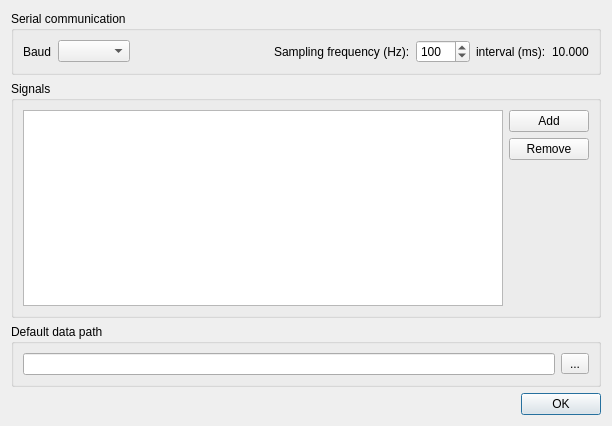
Old version of the form ui/configuration_dialog.ui in the repository antgon/pydaq.
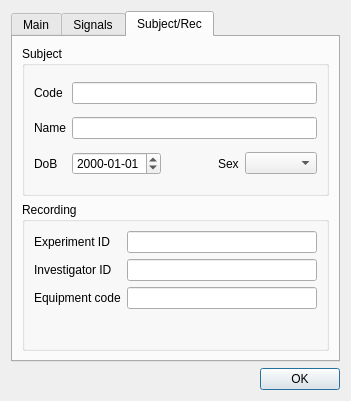
New version of the form. The open tabs and pages were chosen to show the change.

The edit to the form file:
```diff
--- a/ui/configuration_dialog.ui
+++ b/ui/configuration_dialog.ui
@@ -6,8 +6,8 @@
    <rect>
     <x>0</x>
     <y>0</y>
-    <width>612</width>
-    <height>426</height>
+    <width>351</width>
+    <height>401</height>
    </rect>
   </property>
   <property name="focusPolicy">
@@ -16,50 +16,41 @@
   <property name="windowTitle">
    <string>Configuration</string>
   </property>
-  <layout class="QGridLayout" name="gridLayout">
+  <layout class="QGridLayout" name="gridLayout_3">
    <item row="0" column="0">
+    <widget class="QTabWidget" name="tabWidget">
+     <property name="currentIndex">
+      <number>0</number>
+     </property>
+     <widget class="QWidget" name="mainTab">
+      <attribute name="title">
+       <string>Main</string>
+      </attribute>
+      <layout class="QVBoxLayout" name="verticalLayout">
+       <item>
     <widget class="QGroupBox" name="groupBox_2">
      <property name="title">
       <string>Serial communication</string>
      </property>
-     <layout class="QHBoxLayout" name="horizontalLayout_4" stretch="0,1,0">
-      <item>
-       <layout class="QHBoxLayout" name="horizontalLayout_5" stretch="1,1">
-        <item>
+         <layout class="QGridLayout" name="gridLayout_2">
+          <item row="0" column="0">
          <widget class="QLabel" name="baudLabel">
           <property name="text">
            <string>Baud</string>
           </property>
          </widget>
         </item>
-        <item>
+          <item row="0" column="1">
          <widget class="QComboBox" name="baudComboBox"/>
         </item>
-       </layout>
-      </item>
-      <item>
-       <spacer name="horizontalSpacer">
-        <property name="orientation">
-         <enum>Qt::Horizontal</enum>
-        </property>
-        <property name="sizeHint" stdset="0">
-         <size>
-          <width>40</width>
-          <height>20</height>
-         </size>
-        </property>
-       </spacer>
-      </item>
-      <item>
-       <layout class="QHBoxLayout" name="horizontalLayout_3" stretch="1,1,1,1">
-        <item>
+          <item row="1" column="0">
          <widget class="QLabel" name="samplFreqLabel">
           <property name="text">
-           <string>Sampling frequency (Hz):</string>
+             <string>Sampling frequency (Hz)</string>
           </property>
          </widget>
         </item>
-        <item>
+          <item row="1" column="1">
          <widget class="QSpinBox" name="samplFreqSpinBox">
           <property name="minimum">
            <number>1</number>
@@ -72,14 +63,14 @@
           </property>
          </widget>
         </item>
-        <item>
+          <item row="2" column="0">
          <widget class="QLabel" name="label">
           <property name="text">
-           <string>interval (ms):</string>
+             <string>Sampling interval (ms)</string>
           </property>
          </widget>
         </item>
-        <item>
+          <item row="2" column="1">
          <widget class="QLabel" name="samplIntervalLabel">
           <property name="text">
            <string>10.000</string>
@@ -87,16 +78,92 @@
          </widget>
         </item>
        </layout>
-      </item>
-     </layout>
-    </widget>
-   </item>
-   <item row="1" column="0">
-    <widget class="QGroupBox" name="groupBox">
+        </widget>
+       </item>
+       <item>
+        <widget class="QGroupBox" name="dataPathGroupBox">
      <property name="title">
+          <string>Save data</string>
+         </property>
+         <property name="flat">
+          <bool>true</bool>
+         </property>
+         <layout class="QGridLayout" name="gridLayout">
+          <item row="0" column="0">
+           <widget class="QLabel" name="label_6">
+            <property name="text">
+             <string>Default data path</string>
+            </property>
+           </widget>
+          </item>
+          <item row="0" column="1">
+           <widget class="QLineEdit" name="pathLineEdit">
+            <property name="sizePolicy">
+             <sizepolicy hsizetype="Minimum" vsizetype="Fixed">
+              <horstretch>0</horstretch>
+              <verstretch>0</verstretch>
+             </sizepolicy>
+            </property>
+            <property name="readOnly">
+             <bool>true</bool>
+            </property>
+           </widget>
+          </item>
+          <item row="0" column="2">
+           <widget class="QToolButton" name="pathToolButton">
+            <property name="sizePolicy">
+             <sizepolicy hsizetype="Fixed" vsizetype="Fixed">
+              <horstretch>0</horstretch>
+              <verstretch>0</verstretch>
+             </sizepolicy>
+            </property>
+            <property name="maximumSize">
+             <size>
+              <width>28</width>
+              <height>16777215</height>
+             </size>
+            </property>
+            <property name="text">
+             <string>...</string>
+            </property>
+           </widget>
+          </item>
+          <item row="1" column="0">
+           <widget class="QLabel" name="label_10">
+            <property name="text">
+             <string>Flush to disk every</string>
+            </property>
+           </widget>
+          </item>
+          <item row="1" column="1">
+           <widget class="QSpinBox" name="flushSecondsSpinBox">
+            <property name="toolTip">
+             <string>How often are data saved to disk?</string>
+            </property>
+            <property name="suffix">
+             <string> seconds</string>
+            </property>
+            <property name="minimum">
+             <number>1</number>
+            </property>
+            <property name="maximum">
+             <number>600</number>
+            </property>
+            <property name="value">
+             <number>5</number>
+            </property>
+           </widget>
+          </item>
+         </layout>
+        </widget>
+       </item>
+      </layout>
+     </widget>
+     <widget class="QWidget" name="signalsTab">
+      <attribute name="title">
       <string>Signals</string>
-     </property>
-     <layout class="QHBoxLayout" name="horizontalLayout_2">
+      </attribute>
+      <layout class="QVBoxLayout" name="verticalLayout_2">
       <item>
        <widget class="QTableView" name="tableView">
         <property name="editTriggers">
@@ -111,7 +178,20 @@
        </widget>
       </item>
       <item>
-       <layout class="QVBoxLayout" name="verticalLayout">
+        <layout class="QHBoxLayout" name="horizontalLayout">
+         <item>
+          <spacer name="horizontalSpacer">
+           <property name="orientation">
+            <enum>Qt::Horizontal</enum>
+           </property>
+           <property name="sizeHint" stdset="0">
+            <size>
+             <width>40</width>
+             <height>20</height>
+            </size>
+           </property>
+          </spacer>
+         </item>
         <item>
          <widget class="QPushButton" name="addSignalPushButton">
           <property name="text">
@@ -126,69 +206,152 @@
           </property>
          </widget>
         </item>
+        </layout>
+       </item>
+      </layout>
+     </widget>
+     <widget class="QWidget" name="subjectTab">
+      <attribute name="title">
+       <string>Subject/Rec</string>
+      </attribute>
+      <layout class="QVBoxLayout" name="verticalLayout_3">
         <item>
-         <spacer name="verticalSpacer">
+        <widget class="QGroupBox" name="subjectGroupBox">
+         <property name="title">
+          <string>Subject</string>
+         </property>
+         <layout class="QGridLayout" name="gridLayout_4" columnstretch="1,1,10,1,1">
+          <item row="0" column="0">
+           <widget class="QLabel" name="label_2">
+            <property name="text">
+             <string>Code</string>
+            </property>
+           </widget>
+          </item>
+          <item row="0" column="1" colspan="4">
+           <widget class="QLineEdit" name="codeLineEdit">
+            <property name="toolTip">
+             <string>Subject ID</string>
+            </property>
+           </widget>
+          </item>
+          <item row="1" column="0">
+           <widget class="QLabel" name="label_5">
+            <property name="text">
+             <string>Name</string>
+            </property>
+           </widget>
+          </item>
+          <item row="1" column="1" colspan="4">
+           <widget class="QLineEdit" name="nameLineEdit">
+            <property name="toolTip">
+             <string>Subject name</string>
+            </property>
+           </widget>
+          </item>
+          <item row="2" column="0">
+           <widget class="QLabel" name="label_4">
+            <property name="text">
+             <string>DoB</string>
+            </property>
+           </widget>
+          </item>
+          <item row="2" column="1">
+           <widget class="QDateEdit" name="dobDateEdit">
+            <property name="toolTip">
+             <string>Date of birth</string>
+            </property>
+            <property name="displayFormat">
+             <string>yyyy-MM-dd</string>
+            </property>
+           </widget>
+          </item>
+          <item row="2" column="2">
+           <spacer name="horizontalSpacer_3">
           <property name="orientation">
-           <enum>Qt::Vertical</enum>
+             <enum>Qt::Horizontal</enum>
           </property>
           <property name="sizeHint" stdset="0">
            <size>
-            <width>20</width>
-            <height>40</height>
+              <width>3</width>
+              <height>20</height>
            </size>
           </property>
          </spacer>
         </item>
-       </layout>
-      </item>
+          <item row="2" column="3">
+           <widget class="QLabel" name="label_3">
+            <property name="text">
+             <string>Sex</string>
+            </property>
+           </widget>
+          </item>
+          <item row="2" column="4">
+           <widget class="QComboBox" name="sexComboBox">
+            <property name="maxCount">
+             <number>0</number>
+            </property>
+           </widget>
+          </item>
      </layout>
     </widget>
    </item>
-   <item row="2" column="0">
-    <widget class="QGroupBox" name="dataPathGroupBox">
+       <item>
+        <widget class="QGroupBox" name="recordingGroupBox">
      <property name="title">
-      <string>Default data path</string>
-     </property>
-     <property name="flat">
-      <bool>true</bool>
-     </property>
-     <layout class="QHBoxLayout" name="horizontalLayout">
-      <item>
-       <widget class="QLineEdit" name="pathLineEdit">
-        <property name="sizePolicy">
-         <sizepolicy hsizetype="Minimum" vsizetype="Fixed">
-          <horstretch>0</horstretch>
-          <verstretch>0</verstretch>
-         </sizepolicy>
-        </property>
-        <property name="readOnly">
-         <bool>true</bool>
+          <string>Recording</string>
+         </property>
+         <layout class="QFormLayout" name="formLayout_2">
+          <item row="0" column="0">
+           <widget class="QLabel" name="label_7">
+            <property name="text">
+             <string>Experiment ID</string>
+            </property>
+           </widget>
+          </item>
+          <item row="0" column="1">
+           <widget class="QLineEdit" name="experimentIdLineEdit">
+            <property name="toolTip">
+             <string>Code of the experiment/investigation</string>
+            </property>
+           </widget>
+          </item>
+          <item row="1" column="0">
+           <widget class="QLabel" name="label_8">
+            <property name="text">
+             <string>Investigator ID</string>
         </property>
        </widget>
       </item>
-      <item>
-       <widget class="QToolButton" name="pathToolButton">
-        <property name="sizePolicy">
-         <sizepolicy hsizetype="Fixed" vsizetype="Fixed">
-          <horstretch>0</horstretch>
-          <verstretch>0</verstretch>
-         </sizepolicy>
-        </property>
-        <property name="maximumSize">
-         <size>
-          <width>28</width>
-          <height>16777215</height>
-         </size>
-        </property>
+          <item row="1" column="1">
+           <widget class="QLineEdit" name="investigatorIdLineEdit">
+            <property name="toolTip">
+             <string>Code of responsible investigator</string>
+            </property>
+           </widget>
+          </item>
+          <item row="2" column="0">
+           <widget class="QLabel" name="label_9">
         <property name="text">
-         <string>...</string>
+             <string>Equipment code</string>
         </property>
        </widget>
       </item>
+          <item row="2" column="1">
+           <widget class="QLineEdit" name="equipmentCodeLineEdit">
+            <property name="toolTip">
+             <string>Code of equipment used</string>
+            </property>
+           </widget>
+          </item>
      </layout>
     </widget>
    </item>
-   <item row="3" column="0">
+      </layout>
+     </widget>
+    </widget>
+   </item>
+   <item row="1" column="0">
     <widget class="QDialogButtonBox" name="buttonBox">
      <property name="orientation">
       <enum>Qt::Horizontal</enum>
```
Left out of the diff: 4 changed lines with no effect on the pictures. Lines whose indentation alone changed are shown as unchanged.
